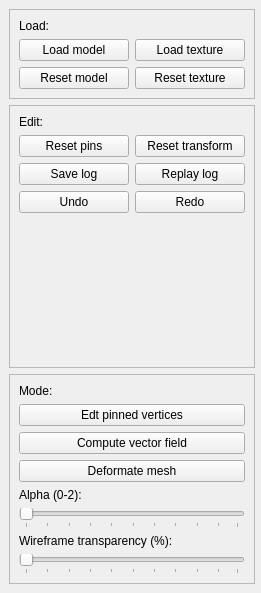
Qt form GUI/SidePanel.ui (maximlevitsky/animations-editor-bdmorph) before a commit.
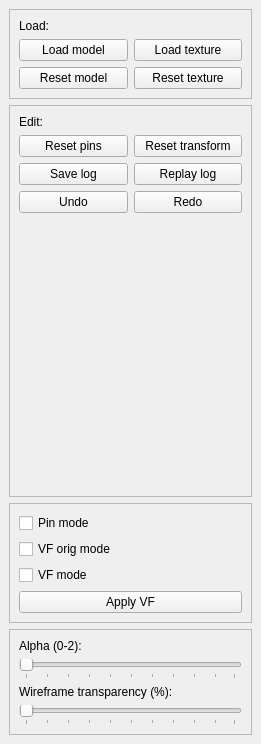
The same form after that commit.

What changed in the file:
```diff
--- a/GUI/SidePanel.ui
+++ b/GUI/SidePanel.ui
@@ -7,7 +7,7 @@
     <x>0</x>
     <y>0</y>
     <width>261</width>
-    <height>593</height>
+    <height>744</height>
    </rect>
   </property>
   <property name="features">
@@ -42,10 +42,7 @@
    </property>
   </widget>
   <widget class="QWidget" name="widget">
-   <layout class="QVBoxLayout" name="verticalLayout_4">
-    <property name="rightMargin">
-     <number>6</number>
-    </property>
+   <layout class="QVBoxLayout" name="verticalLayout_5">
     <item>
      <widget class="QFrame" name="frame_2">
       <property name="frameShape">
@@ -197,33 +194,45 @@
       </property>
       <layout class="QVBoxLayout" name="verticalLayout_3">
        <item>
-        <widget class="QLabel" name="label_4">
+        <widget class="QCheckBox" name="chkPinMode">
          <property name="text">
-          <string>Mode:</string>
+          <string>Pin mode</string>
          </property>
         </widget>
        </item>
        <item>
-        <widget class="QPushButton" name="btnModePinsEdit">
+        <widget class="QCheckBox" name="chkVFOrigMode">
          <property name="text">
-          <string>Edt pinned vertices</string>
+          <string>VF orig mode</string>
          </property>
         </widget>
        </item>
        <item>
-        <widget class="QPushButton" name="btnModeShowVF">
+        <widget class="QCheckBox" name="chkVFMode">
          <property name="text">
-          <string>Compute vector field</string>
+          <string>VF mode</string>
          </property>
         </widget>
        </item>
        <item>
         <widget class="QPushButton" name="btnModeDeformation">
          <property name="text">
-          <string>Deformate mesh</string>
+          <string>Apply VF</string>
          </property>
         </widget>
        </item>
+      </layout>
+     </widget>
+    </item>
+    <item>
+     <widget class="QFrame" name="frame_5">
+      <property name="frameShape">
+       <enum>QFrame::StyledPanel</enum>
+      </property>
+      <property name="frameShadow">
+       <enum>QFrame::Raised</enum>
+      </property>
+      <layout class="QVBoxLayout" name="verticalLayout_4">
        <item>
         <widget class="QLabel" name="label_5">
          <property name="text">
```
Left out of the diff: 10 changed lines with no effect on the pictures.
